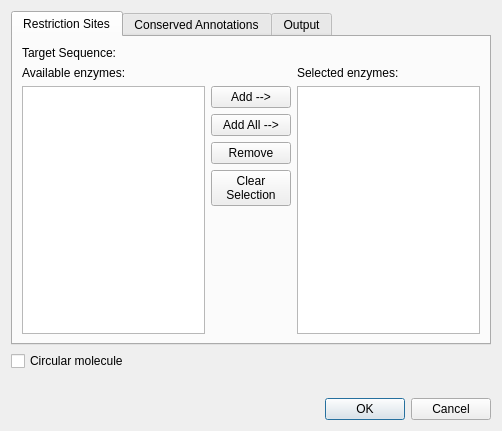
Before: the Qt Designer form src/plugins/enzymes/src/ui/DigestSequenceDialog.ui in violethaze74/ugene, drawn with Qt 5.
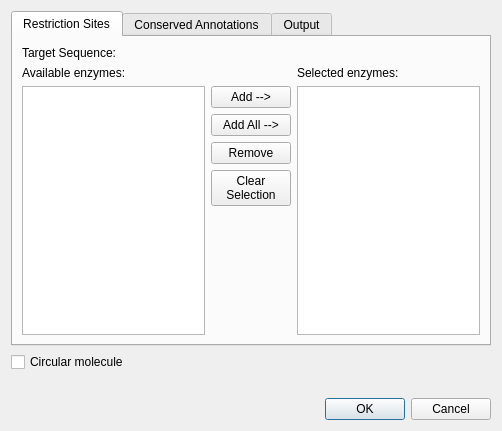
After: the same form once the commit is applied.

Commit message: UGENE-3247 fix: hint font size was reverted

The edit to the form file:
```diff
--- a/src/plugins/enzymes/src/ui/DigestSequenceDialog.ui
+++ b/src/plugins/enzymes/src/ui/DigestSequenceDialog.ui
@@ -250,11 +250,6 @@
    </item>
    <item>
     <widget class="QLabel" name="hintLabel">
-     <property name="font">
-      <font>
-       <pointsize>10</pointsize>
-      </font>
-     </property>
      <property name="text">
       <string>&lt;hint label&gt;</string>
      </property>
```
